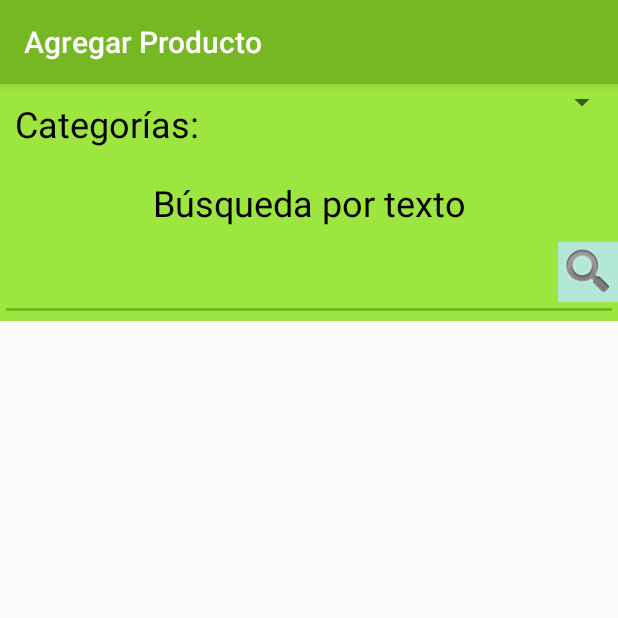
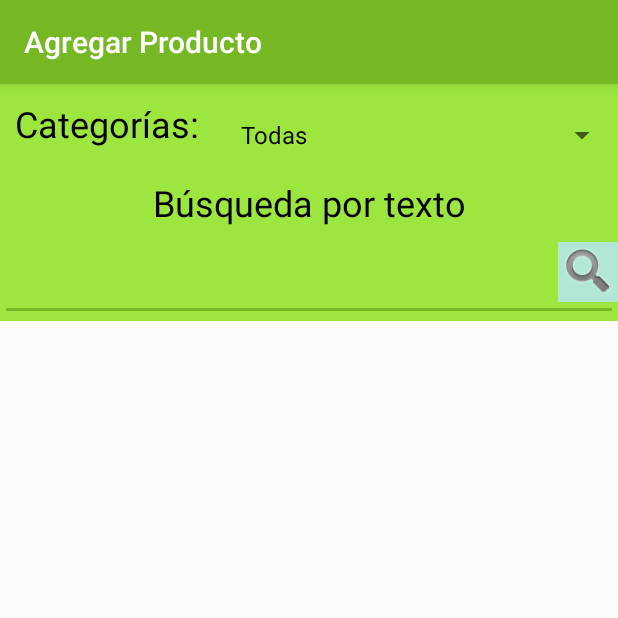
Before and after one commit to A11C/CS, an Android app: the AddProductToAssemblyActivity screen opened directly, with no data from a screen before it, on a phone screen of 412 x 824 dp, the top half of it. Run offline under Robolectric (Android 15) with nearby library versions, the light colour scheme and no system bars; 3 statements that could not run were skipped.

Commit message:
Filtrado completo de productos

```diff
--- a/app/src/main/res/layout/activity_products.xml
+++ b/app/src/main/res/layout/activity_products.xml
@@ -8,11 +8,10 @@
 
     <LinearLayout
         android:layout_width="match_parent"
-            android:orientation="vertical"
-            android:layout_height="wrap_content">
+        android:layout_height="wrap_content"
+        android:orientation="vertical">
 
-            <RelativeLayout
-                xmlns:tools="http://schemas.android.com/tools"
+        <RelativeLayout xmlns:tools="http://schemas.android.com/tools"
             android:id="@+id/rl_products"
             android:layout_width="match_parent"
             android:layout_height="match_parent"
@@ -21,36 +20,36 @@
 
 
             <TextView
+                android:id="@+id/categorias_tag"
                 android:layout_width="wrap_content"
                 android:layout_height="wrap_content"
+                android:padding="10dp"
                 android:text="@string/tag_cat2"
-                    android:id="@+id/categorias_tag"
-                    android:textSize="24sp"
-                    android:padding="10dp"
                 android:textColor="@android:color/black"
-                     />
+                android:textSize="24sp" />
+
             <Spinner
                 android:id="@+id/spinnerCat"
-                    android:gravity="center"
                 android:layout_width="match_parent"
                 android:layout_height="wrap_content"
+                android:layout_toEndOf="@id/categorias_tag"
+                android:gravity="center"
+                android:padding="10dp"
                 android:textAlignment="center"
-                    android:textSize="24sp"
-                    android:padding="10dp"
                 android:textColor="@android:color/black"
-                    android:layout_toEndOf="@id/categorias_tag"/>
+                android:textSize="24sp" />
 
             <TextView
                 android:id="@+id/busquedaCat_tag"
                 android:layout_width="match_parent"
                 android:layout_height="wrap_content"
+                android:layout_alignParentStart="true"
+                android:layout_below="@id/categorias_tag"
+                android:padding="10dp"
+                android:text="@string/tag_busqueda"
                 android:textAlignment="center"
-                    android:text="@string/tag_busqueda"
-                    android:textSize="24sp"
-                    android:padding="10dp"
                 android:textColor="@android:color/black"
-                    android:layout_below="@id/categorias_tag"
-                    android:layout_alignParentStart="true" />
+                android:textSize="24sp" />
 
             <EditText
                 android:id="@+id/busquedaCat_text"
@@ -62,14 +61,14 @@
                 tools:ignore="LabelFor,TextFields" />
 
             <ImageButton
+                android:id="@+id/buscarCat_button"
                 android:layout_width="40dp"
                 android:layout_height="40dp"
-                    android:id="@+id/buscarCat_button"
+                android:layout_alignParentEnd="true"
                 android:layout_below="@id/busquedaCat_tag"
-                    android:layout_alignParentEnd="true"
-                    android:src="@android:drawable/ic_search_category_default"
                 android:background="#b1e7d4"
                 android:scaleType="fitCenter"
+                android:src="@android:drawable/ic_search_category_default"
                 tools:ignore="ContentDescription" />
 
         </RelativeLayout>
@@ -78,8 +77,7 @@
             android:id="@+id/productos_rv"
             android:layout_width="wrap_content"
             android:layout_height="wrap_content"
-                android:textAlignment="center"
-                />
+            android:textAlignment="center" />
 
     </LinearLayout>
 
```
Also changed, not shown: app/src/main/java/com/fiuady/db/CompuStore.java (+36 -3 lines), app/src/main/java/com/fiuady/hadp/compustore/AddProductToAssemblyActivity.java (+10 -45 lines), app/src/main/java/com/fiuady/hadp/compustore/ClientsActivity.java (+0 -7 lines), app/src/main/java/com/fiuady/hadp/compustore/ProductsActivity.java (+25 -33 lines), app/src/main/res/values/arrays.xml (deleted, +0 -10 lines). Lines whose indentation alone changed are shown as unchanged.
